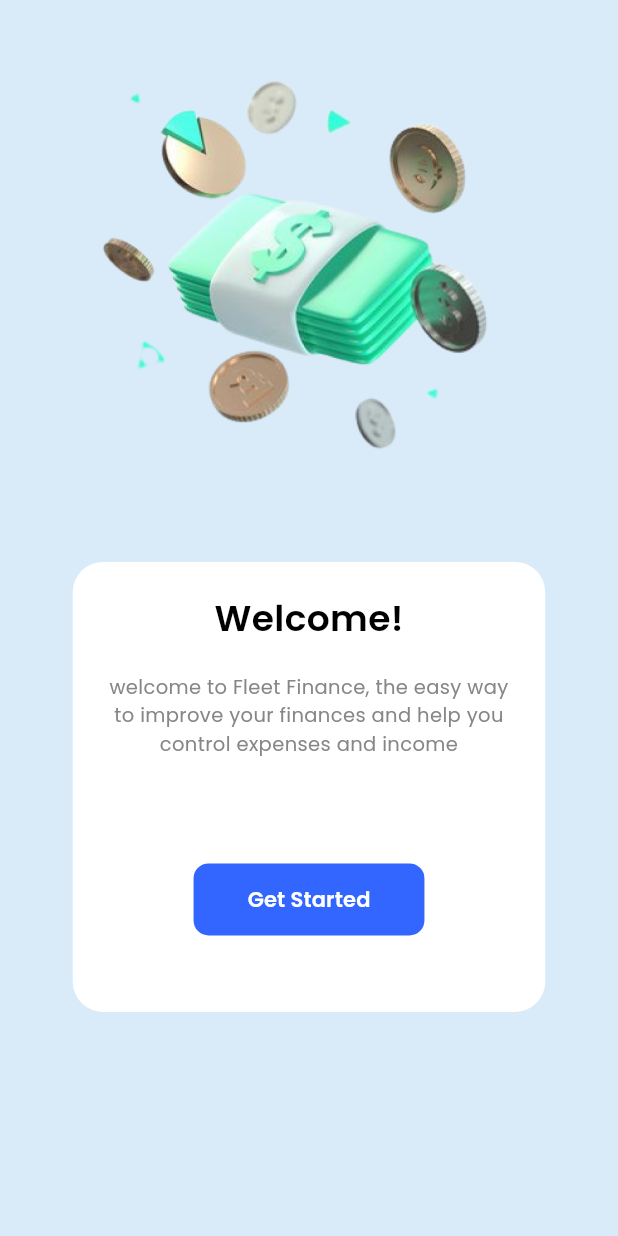
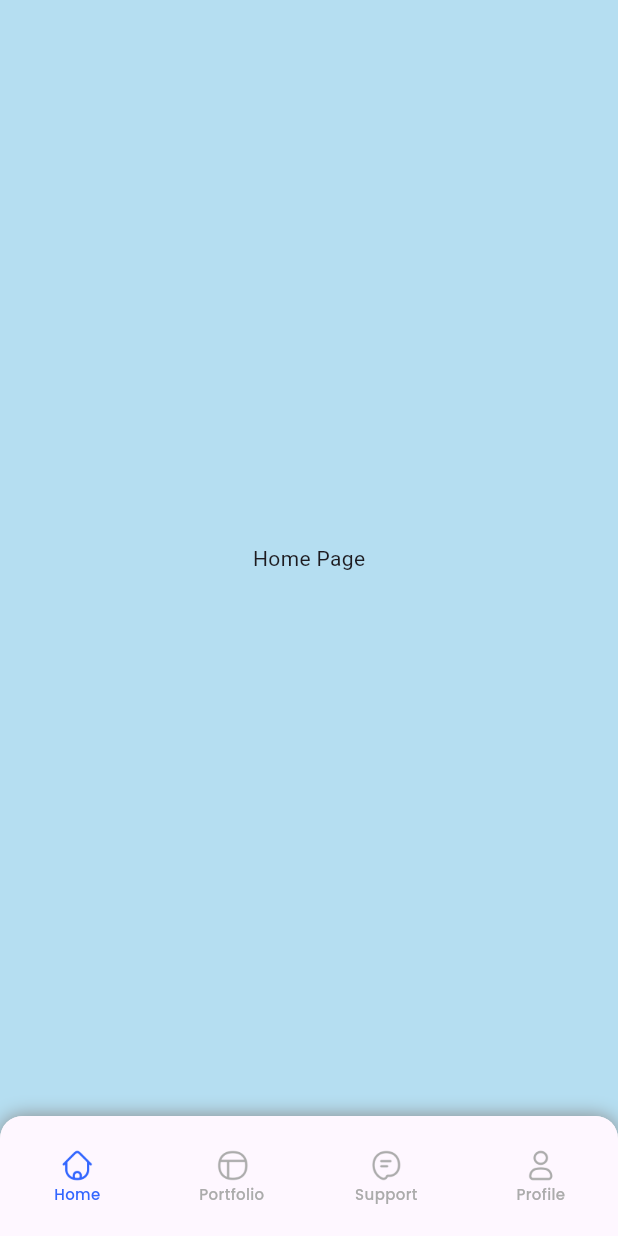
Before and after one commit to PrayogaBoedihartoyo/saving-app, a Flutter app: the OnBoardingPage screen opened directly, after a tap on "Get Started", on a phone screen of 412 x 824 dp. Run offline on Flutter 3.47's test engine with Material 3 defaults, Android fonts, the phone set to English and light mode, and no system bars; our stand-ins replace google_fonts.

Commit message:
Initial Commit

```diff
--- /dev/null
+++ b/lib/pages/home/home_page.dart
@@ -0,0 +1,14 @@
+import 'package:flutter/material.dart';
+
+class HomePage extends StatelessWidget {
+  const HomePage({super.key});
+
+  @override
+  Widget build(BuildContext context) {
+    return Container(
+      child: const Center(
+        child: Text('Home Page'),
+      )
+    );
+  }
+}
--- /dev/null
+++ b/lib/pages/main_page.dart
@@ -0,0 +1,104 @@
+import 'package:flutter/material.dart';
+import 'package:saving_app/pages/portofolio/portofolio_page.dart';
+import 'package:saving_app/pages/profile/profile_page.dart';
+import 'package:saving_app/pages/support/support_page.dart';
+import 'package:saving_app/styles/colors.dart';
+import 'package:saving_app/styles/text_style.dart';
+
+import 'home/home_page.dart';
+
+class MainPage extends StatefulWidget {
+  const MainPage({super.key});
+  static const String nameRoute = '/main';
+
+  @override
+  State<MainPage> createState() => _MainPageState();
+}
+
+class _MainPageState extends State<MainPage> {
+  int _selectedIndexPage = 0;
+
+  static List<Widget> pages = [
+    const HomePage(),
+    const PortfolioPage(),
+    const SupportPage(),
+    const ProfilePage(),
+  ];
+
+  void _onItemTapped(int index) {
+    setState(() {
+      _selectedIndexPage = index;
+    });
+  }
+
+  @override
+  Widget build(BuildContext context) {
+    return Scaffold(
+      backgroundColor: kBgColor,
+      body: pages[_selectedIndexPage],
+      bottomNavigationBar: _customBottomNav(),
+    );
+  }
+
+  Widget _customBottomNav() {
+    return Container(
+      height: 80,
+      decoration: const BoxDecoration(
+        color: kWhite,
+        borderRadius: BorderRadius.vertical(
+          top: Radius.circular(15),
+        ),
+        boxShadow: [
+          BoxShadow(
+            color: kGrey,
+            blurRadius: 10,
+          ),
+        ]
+      ),
+      child: ClipRRect(
+        borderRadius: const BorderRadius.vertical(
+          top: Radius.circular(15),
+        ),
+        child: BottomNavigationBar(
+          currentIndex: _selectedIndexPage,
+          onTap: _onItemTapped,
+          type: BottomNavigationBarType.fixed,
+          selectedLabelStyle: kCaption,
+          unselectedLabelStyle: kCaption,
+          selectedItemColor: kBlueRibbon,
+          unselectedItemColor: kDarkGray,
+          items: [
+            BottomNavigationBarItem(
+              icon: Image.asset('assets/icons/home.png',
+                width: 24,
+                color: _selectedIndexPage == 0 ? kBlueRibbon : kDarkGray,
+              ),
+              label: 'Home',
+            ),
+            BottomNavigationBarItem(
+              icon: Image.asset('assets/icons/portofolio.png',
+                  width: 24,
+                  color: _selectedIndexPage == 1 ? kBlueRibbon : kDarkGray,
+              ),
+              label: 'Portfolio',
+            ),
+            BottomNavigationBarItem(
+              icon: Image.asset('assets/icons/support.png',
+                  width: 24,
+                  color: _selectedIndexPage == 2 ? kBlueRibbon : kDarkGray,
+              ),
+              label: 'Support',
+            ),
+            BottomNavigationBarItem(
+              icon: Image.asset('assets/icons/profile.png',
+                  width: 24,
+                  color: _selectedIndexPage == 3 ? kBlueRibbon : kDarkGray,
+              ),
+              label: 'Profile',
+            ),
+          ],
+        ),
+      )
+    );
+  }
+}
--- a/lib/pages/on_boarding_page.dart
+++ b/lib/pages/on_boarding_page.dart
@@ -5,6 +5,7 @@ import 'package:saving_app/styles/text_style.dart';
 
 class OnBoardingPage extends StatelessWidget {
   const OnBoardingPage({super.key});
+  static const String nameRoute = '/';
 
   @override
   Widget build(BuildContext context) {
@@ -47,7 +48,9 @@ class OnBoardingPage extends StatelessWidget {
                     height: 70,
                   ),
                   TextButton(
-                    onPressed: () {},
+                    onPressed: () {
+                      Navigator.pushNamedAndRemoveUntil(context, '/main', (route) => false);
+                    },
                     style: TextButton.styleFrom(
                       backgroundColor: kBlueRibbon,
                       padding: const EdgeInsets.symmetric(
--- /dev/null
+++ b/lib/pages/support/support_page.dart
@@ -0,0 +1,16 @@
+import 'package:flutter/material.dart';
+
+class SupportPage extends StatelessWidget {
+  const SupportPage({Key? key}) : super(key: key);
+
+  static const String nameRoute = '/support';
+
+  @override
+  Widget build(BuildContext context) {
+    return Container(
+      child: const Center(
+        child: Text('Support Page'),
+      )
+    );
+  }
+}
```
Also changed, not shown: lib/main.dart (+6 -2 lines), lib/pages/portofolio/portofolio_page.dart (added, +14 -0 lines), lib/pages/profile/profile_page.dart (added, +14 -0 lines).
